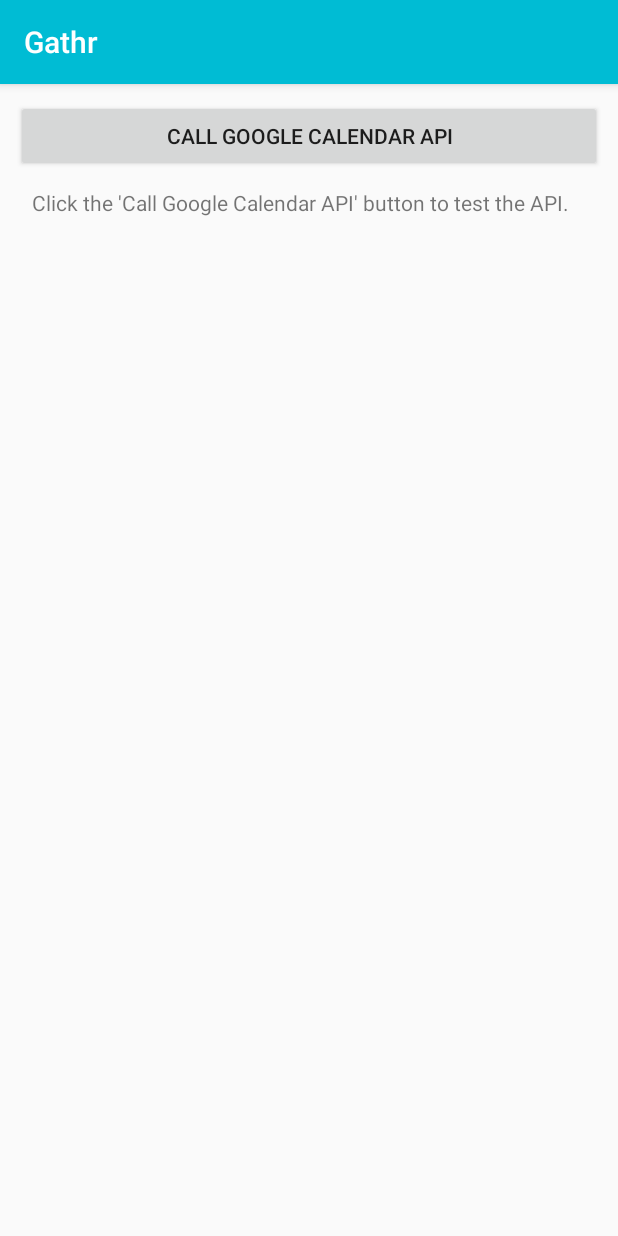
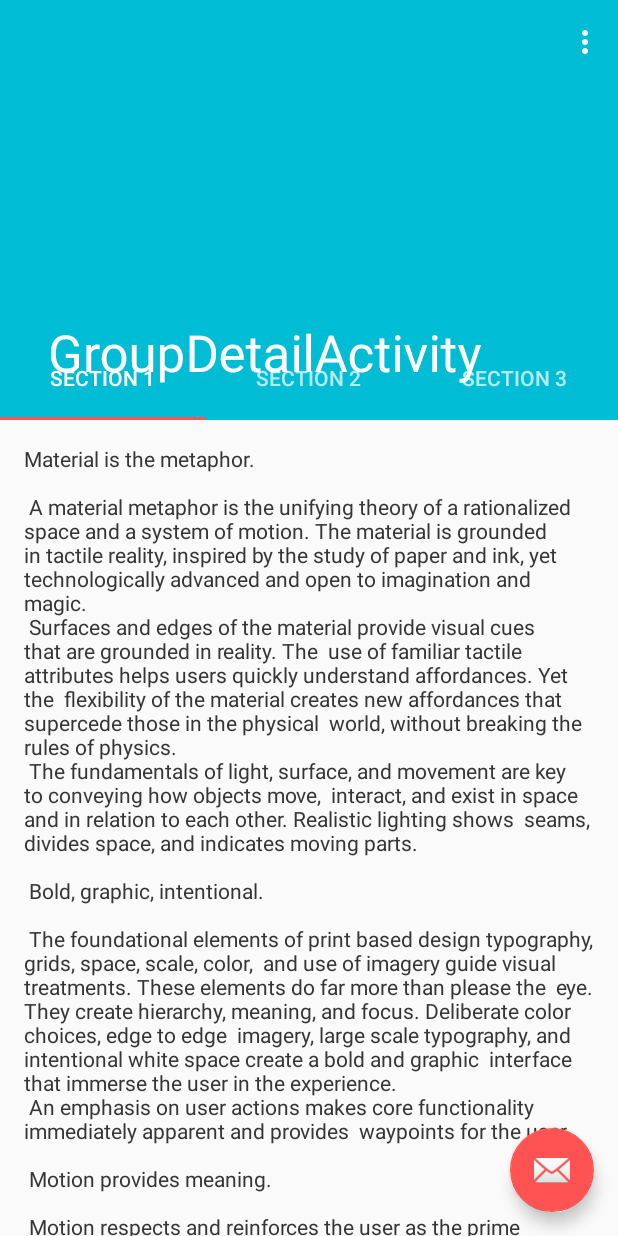
Before and after one commit to istcgmobile/Gathr, an Android app: the screen it shows after launch once a user with an empty profile is signed in (CalendarActivity before the commit, GroupDetailActivity after it), in the options menu, after a tap on "Settings", on a phone screen of 412 x 824 dp. Run offline under Robolectric (Android 15) with nearby library versions, the light colour scheme and no system bars; our stand-ins replace CircleImageView, Firebase (no records; nobody signed in at launch, a user with empty details on screens opened directly); libraries missing offline, so code that uses them is left out: com.google.api.client, com.google.api.services, com.gordonwong.materialsheetfab; pictures from the network do not load; 3 statements that could not run were skipped.

Commit message:
-Bux Fixes

```diff
--- a/app/src/main/AndroidManifest.xml
+++ b/app/src/main/AndroidManifest.xml
@@ -35,6 +35,10 @@
         <activity
             android:name=".EventDetailActivity"
             android:label="@string/title_activity_scrolling"
+            android:theme="@style/AppTheme.NoActionBar" />
+        <activity
+            android:name=".GroupDetailActivity"
+            android:label="@string/title_activity_group_detail"
             android:theme="@style/AppTheme.NoActionBar"></activity>
     </application>
 
--- /dev/null
+++ b/app/src/main/java/com/ryanmearkle/dev/gathr/GroupDetailActivity.java
@@ -0,0 +1,162 @@
+package com.ryanmearkle.dev.gathr;
+
+import android.support.design.widget.TabLayout;
+import android.support.design.widget.FloatingActionButton;
+import android.support.design.widget.Snackbar;
+import android.support.v7.app.AppCompatActivity;
+import android.support.v7.widget.Toolbar;
+
+import android.support.v4.app.Fragment;
+import android.support.v4.app.FragmentManager;
+import android.support.v4.app.FragmentPagerAdapter;
+import android.support.v4.view.ViewPager;
+import android.os.Bundle;
+import android.view.LayoutInflater;
+import android.view.Menu;
+import android.view.MenuItem;
+import android.view.View;
+import android.view.ViewGroup;
+
+import android.widget.TextView;
+
+public class GroupDetailActivity extends AppCompatActivity {
+
+    /**
+     * The {@link android.support.v4.view.PagerAdapter} that will provide
+     * fragments for each of the sections. We use a
+     * {@link FragmentPagerAdapter} derivative, which will keep every
+     * loaded fragment in memory. If this becomes too memory intensive, it
+     * may be best to switch to a
+     * {@link android.support.v4.app.FragmentStatePagerAdapter}.
+     */
+    private SectionsPagerAdapter mSectionsPagerAdapter;
+
+    /**
+     * The {@link ViewPager} that will host the section contents.
+     */
+    private ViewPager mViewPager;
+
+    @Override
+    protected void onCreate(Bundle savedInstanceState) {
+        super.onCreate(savedInstanceState);
+        setContentView(R.layout.activity_group_detail);
+
+        Toolbar toolbar = (Toolbar) findViewById(R.id.toolbar);
+        setSupportActionBar(toolbar);
+        // Create the adapter that will return a fragment for each of the three
+        // primary sections of the activity.
+        mSectionsPagerAdapter = new SectionsPagerAdapter(getSupportFragmentManager());
+
+        // Set up the ViewPager with the sections adapter.
+        mViewPager = (ViewPager) findViewById(R.id.container);
+        mViewPager.setAdapter(mSectionsPagerAdapter);
+
+        TabLayout tabLayout = (TabLayout) findViewById(R.id.tabs);
+        tabLayout.setupWithViewPager(mViewPager);
+
+        FloatingActionButton fab = (FloatingActionButton) findViewById(R.id.fab);
+        fab.setOnClickListener(new View.OnClickListener() {
+            @Override
+            public void onClick(View view) {
+                Snackbar.make(view, "Replace with your own action", Snackbar.LENGTH_LONG)
+                        .setAction("Action", null).show();
+            }
+        });
+
+    }
+
+
+    @Override
+    public boolean onCreateOptionsMenu(Menu menu) {
+        // Inflate the menu; this adds items to the action bar if it is present.
+        getMenuInflater().inflate(R.menu.menu_group_detail, menu);
+        return true;
+    }
+
+    @Override
+    public boolean onOptionsItemSelected(MenuItem item) {
+        // Handle action bar item clicks here. The action bar will
+        // automatically handle clicks on the Home/Up button, so long
+        // as you specify a parent activity in AndroidManifest.xml.
+        int id = item.getItemId();
+
+        //noinspection SimplifiableIfStatement
+        if (id == R.id.action_settings) {
+            return true;
+        }
+
+        return super.onOptionsItemSelected(item);
+    }
+
+    /**
+     * A placeholder fragment containing a simple view.
+     */
+    public static class PlaceholderFragment extends Fragment {
+        /**
+         * The fragment argument representing the section number for this
+         * fragment.
+         */
+        private static final String ARG_SECTION_NUMBER = "section_number";
+
+        public PlaceholderFragment() {
+        }
+
+        /**
+         * Returns a new instance of this fragment for the given section
+         * number.
+         */
+        public static PlaceholderFragment newInstance(int sectionNumber) {
+            PlaceholderFragment fragment = new PlaceholderFragment();
+            Bundle args = new Bundle();
+            args.putInt(ARG_SECTION_NUMBER, sectionNumber);
+            fragment.setArguments(args);
+            return fragment;
+        }
+
+        @Override
+        public View onCreateView(LayoutInflater inflater, ViewGroup container,
+                                 Bundle savedInstanceState) {
+            View rootView = inflater.inflate(R.layout.fragment_group_detail, container, false);
+            //TextView textView = (TextView) rootView.findViewById(R.id.section_label);
+            //textView.setText(getString(R.string.section_format, getArguments().getInt(ARG_SECTION_NUMBER)));
+            return rootView;
+        }
+    }
+
+    /**
+     * A {@link FragmentPagerAdapter} that returns a fragment corresponding to
+     * one of the sections/tabs/pages.
+     */
+    public class SectionsPagerAdapter extends FragmentPagerAdapter {
+
+        public SectionsPagerAdapter(FragmentManager fm) {
+            super(fm);
+        }
+
+        @Override
+        public Fragment getItem(int position) {
+            // getItem is called to instantiate the fragment for the given page.
+            // Return a PlaceholderFragment (defined as a static inner class below).
+            return PlaceholderFragment.newInstance(position + 1);
+        }
+
+        @Override
+        public int getCount() {
+            // Show 3 total pages.
+            return 3;
+        }
+
+        @Override
+        public CharSequence getPageTitle(int position) {
+            switch (position) {
+                case 0:
+                    return "SECTION 1";
+                case 1:
+                    return "SECTION 2";
+                case 2:
+                    return "SECTION 3";
+            }
+            return null;
+        }
+    }
+}
--- a/app/src/main/java/com/ryanmearkle/dev/gathr/MainActivity.java
+++ b/app/src/main/java/com/ryanmearkle/dev/gathr/MainActivity.java
@@ -273,7 +273,7 @@
                 return true;
 
             case R.id.action_settings:
-                Intent intent = new Intent(this, CalendarActivity.class);
+                Intent intent = new Intent(this, GroupDetailActivity.class);
                 startActivity(intent);
                 return true;
             case R.id.group_picker:
--- /dev/null
+++ b/app/src/main/res/layout/activity_group_detail.xml
@@ -0,0 +1,67 @@
+<?xml version="1.0" encoding="utf-8"?>
+<android.support.design.widget.CoordinatorLayout xmlns:android="http://schemas.android.com/apk/res/android"
+    xmlns:app="http://schemas.android.com/apk/res-auto"
+    xmlns:tools="http://schemas.android.com/tools"
+    android:layout_width="match_parent"
+    android:layout_height="match_parent"
+    android:fitsSystemWindows="true"
+    tools:context="com.ryanmearkle.dev.gathr.EventDetailActivity">
+
+    <android.support.design.widget.AppBarLayout
+        android:id="@+id/app_bar"
+        android:layout_width="match_parent"
+        android:layout_height="@dimen/app_bar_height"
+        android:fitsSystemWindows="true"
+        android:theme="@style/AppTheme.AppBarOverlay">
+
+        <android.support.design.widget.CollapsingToolbarLayout
+            android:id="@+id/toolbar_layout"
+            android:layout_width="match_parent"
+            android:layout_height="match_parent"
+            android:fitsSystemWindows="true"
+            app:contentScrim="?attr/colorPrimary"
+            app:layout_scrollFlags="scroll|exitUntilCollapsed">
+
+
+
+            <android.support.v7.widget.Toolbar
+                android:id="@+id/toolbar"
+                android:layout_width="match_parent"
+                android:layout_height="?attr/actionBarSize"
+                android:layout_marginBottom="?attr/actionBarSize"
+                app:layout_collapseMode="pin"
+                app:popupTheme="@style/AppTheme.PopupOverlay" />
+
+            <android.support.design.widget.TabLayout
+                android:id="@+id/tabs"
+                android:layout_height="?attr/actionBarSize"
+                android:layout_width="match_parent"
+                android:layout_gravity="bottom"
+                app:tabGravity="fill"
+                app:tabMode="fixed"/>
+
+        </android.support.design.widget.CollapsingToolbarLayout>
+
+
+
+
+    </android.support.design.widget.AppBarLayout>
+
+    <include layout="@layout/content_scrolling" />
+
+
+    <android.support.v4.view.ViewPager
+        android:id="@+id/container"
+        android:layout_width="match_parent"
+        android:layout_height="match_parent"
+        app:layout_behavior="@string/appbar_scrolling_view_behavior" />
+
+    <android.support.design.widget.FloatingActionButton
+        android:id="@+id/fab"
+        android:layout_width="wrap_content"
+        android:layout_height="wrap_content"
+        android:layout_gravity="end|bottom"
+        android:layout_margin="@dimen/fab_margin"
+        app:srcCompat="@android:drawable/ic_dialog_email" />
+
+</android.support.design.widget.CoordinatorLayout>
--- /dev/null
+++ b/app/src/main/res/layout/fragment_group_detail.xml
@@ -0,0 +1,14 @@
+<?xml version="1.0" encoding="utf-8"?>
+<android.support.design.widget.CoordinatorLayout xmlns:android="http://schemas.android.com/apk/res/android"
+    xmlns:app="http://schemas.android.com/apk/res-auto"
+    xmlns:tools="http://schemas.android.com/tools"
+    android:layout_width="match_parent"
+    android:layout_height="match_parent"
+    android:fitsSystemWindows="true"
+    tools:context="com.ryanmearkle.dev.gathr.EventDetailActivity">
+
+    <include layout="@layout/content_scrolling" />
+
+
+
+</android.support.design.widget.CoordinatorLayout>
--- /dev/null
+++ b/app/src/main/res/menu/menu_group_detail.xml
@@ -0,0 +1,10 @@
+<menu xmlns:android="http://schemas.android.com/apk/res/android"
+    xmlns:app="http://schemas.android.com/apk/res-auto"
+    xmlns:tools="http://schemas.android.com/tools"
+    tools:context="com.ryanmearkle.dev.gathr.GroupDetailActivity">
+    <item
+        android:id="@+id/action_settings"
+        android:orderInCategory="100"
+        android:title="@string/action_settings"
+        app:showAsAction="never" />
+</menu>
--- a/app/src/main/res/values/dimens.xml
+++ b/app/src/main/res/values/dimens.xml
@@ -44,6 +44,6 @@
     <dimen name="icon_bottom_margin">24dp</dimen>
     <dimen name="title_bottom_margin">16dp</dimen>
     <dimen name="field_width_standard">160dp</dimen>
-    <dimen name="app_bar_height">180dp</dimen>
+    <dimen name="app_bar_height">280dp</dimen>
     <dimen name="text_margin">16dp</dimen>
 </resources>
--- a/app/src/main/res/values/strings.xml
+++ b/app/src/main/res/values/strings.xml
@@ -177,6 +177,8 @@
         <item>Social</item>
         <item>Travel</item>
     </string-array>
+    <string name="title_activity_group_detail">GroupDetailActivity</string>
+    <string name="section_format">Hello World from section: %1$d</string>
 
 
 </resources>
```
